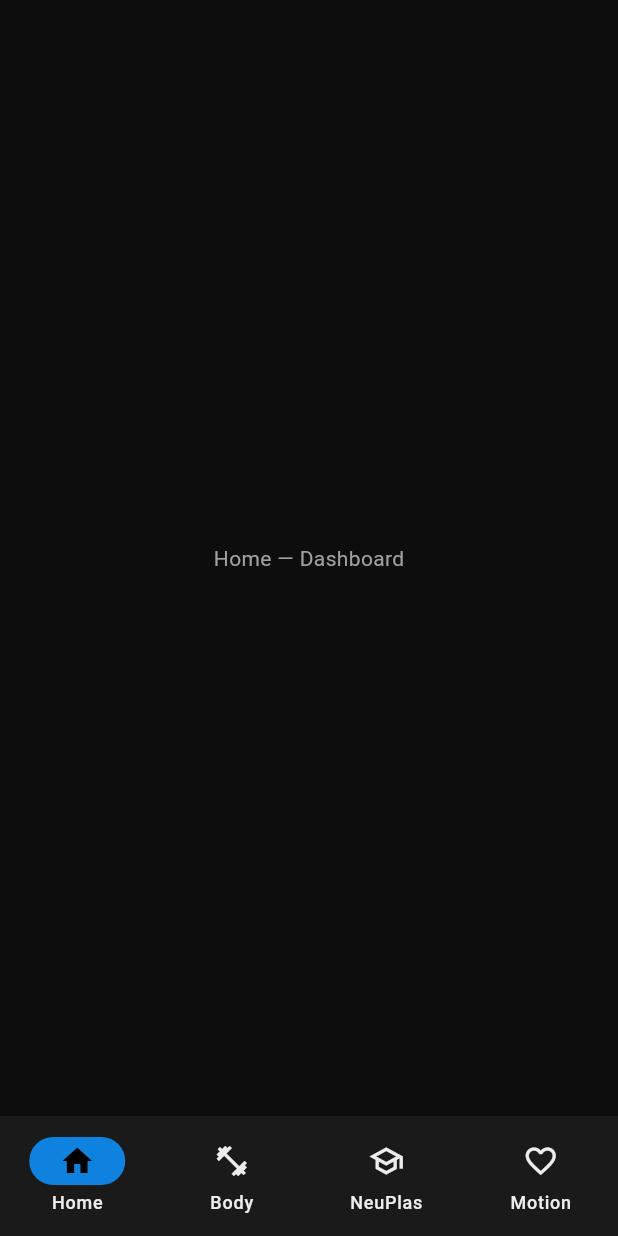
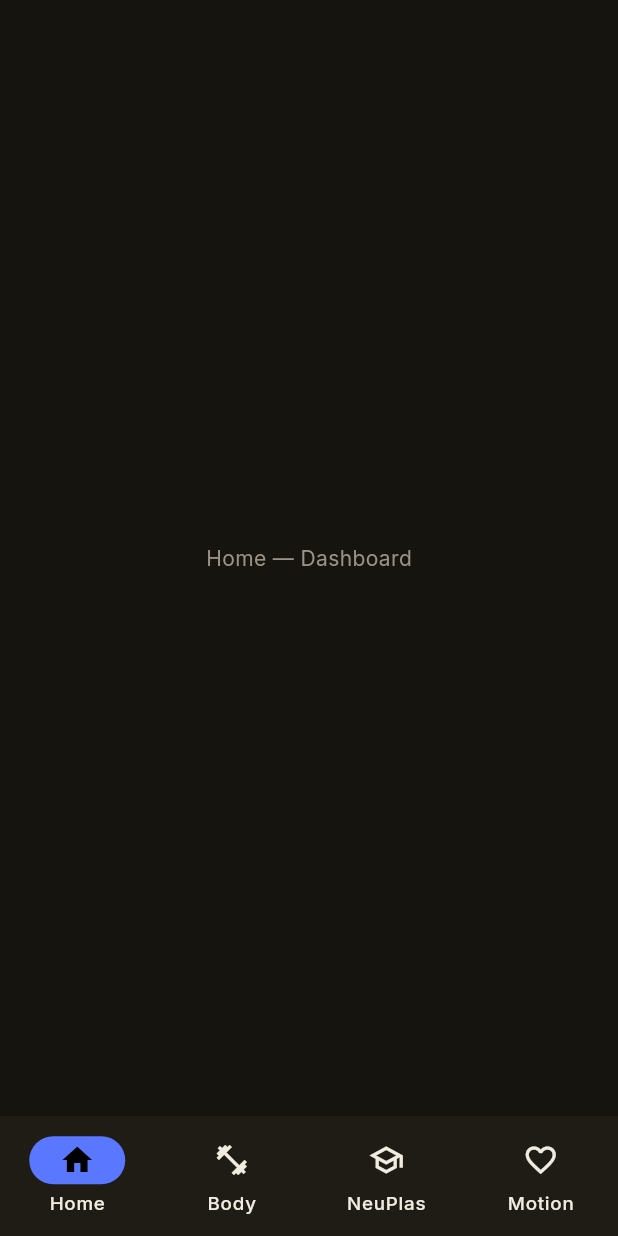
Before and after one commit to LastreWayne/Okami, a Flutter app: the screen it shows after launch, on a phone screen of 412 x 824 dp. Run offline on Flutter 3.47's test engine with Material 3 defaults, Android fonts, the phone set to English and light mode, and no system bars; our stand-ins replace google_fonts.

Commit message:
feat(theme): sumi palette, ultramarine gradient, mincho+inter type
Co-Authored-By: Claude Opus 4.8 <noreply@anthropic.com>

```diff
--- a/lib/theme/app_theme.dart
+++ b/lib/theme/app_theme.dart
@@ -1,40 +1,83 @@
 import 'package:flutter/material.dart';
+import 'package:google_fonts/google_fonts.dart';
 
 class AppColors {
-  static const Color background = Color(0xFF0D0D0D);
-  static const Color surface = Color(0xFF1A1A1A);
-  static const Color primary = Color.fromARGB(255, 33, 41, 157);
-  static const Color secondary = Color.fromARGB(255, 15, 129, 222);
-  static const Color silver = Color(0xFFD9D9D9);
-  static const Color textPrimary = Color(0xFFEDEDED);
-  static const Color textSecondary = Color(0xFFA0A0A0);
+  // Base — warm sumi
+  static const Color sumi = Color(0xFF16140F);
+  static const Color surface = Color(0xFF1F1C16);
+  static const Color hairline = Color(0xFF2E2A22);
+  // Ink
+  static const Color ink = Color(0xFFF2ECE0);
+  static const Color inkMuted = Color(0xFF9A9286);
+  static const Color inkFaint = Color(0xFF6B6459);
+  // Accent — ultramarine gradient family
+  static const Color ultramarineDeep = Color(0xFF1E2A7A);
+  static const Color ultramarine = Color(0xFF3A4ED6);
+  static const Color ultramarineBright = Color(0xFF5A78FF);
+  // Priority markers
+  static const Color priorityA = ultramarineBright;
+  static const Color priorityB = ultramarine;
+  static const Color priorityC = inkFaint;
+}
+
+class AppGradients {
+  static const LinearGradient accent = LinearGradient(
+    begin: Alignment.topLeft,
+    end: Alignment.bottomRight,
+    colors: [AppColors.ultramarineDeep, AppColors.ultramarineBright],
+  );
 }
 
 class AppTheme {
   static ThemeData get darkTheme {
+    final base = ThemeData(brightness: Brightness.dark);
+    final textTheme = GoogleFonts.interTextTheme(base.textTheme).copyWith(
+      displayLarge: GoogleFonts.shipporiMincho(
+        fontSize: 32,
+        fontWeight: FontWeight.w300,
+        letterSpacing: 8,
+        color: AppColors.ink,
+      ),
+      headlineLarge: GoogleFonts.shipporiMincho(
+        fontSize: 28,
+        fontWeight: FontWeight.w500,
+        color: AppColors.ink,
+      ),
+      titleMedium: GoogleFonts.inter(
+        fontSize: 16,
+        fontWeight: FontWeight.w600,
+        color: AppColors.ink,
+      ),
+      bodyMedium: GoogleFonts.inter(
+        fontSize: 14,
+        fontWeight: FontWeight.w400,
+        color: AppColors.inkMuted,
+      ),
+      labelMedium: GoogleFonts.inter(
+        fontSize: 12.5,
+        fontWeight: FontWeight.w500,
+        color: AppColors.inkFaint,
+      ),
+      labelLarge: GoogleFonts.inter(
+        fontSize: 13,
+        fontWeight: FontWeight.w600,
+        color: AppColors.ink,
+      ),
+    );
+
     return ThemeData(
       useMaterial3: true,
       brightness: Brightness.dark,
-      scaffoldBackgroundColor: AppColors.background,
+      scaffoldBackgroundColor: AppColors.sumi,
+      canvasColor: AppColors.sumi,
+      textTheme: textTheme,
       colorScheme: const ColorScheme.dark(
-        primary: AppColors.primary,
-        secondary: AppColors.secondary,
+        primary: AppColors.ultramarine,
+        onPrimary: AppColors.ink,
+        secondary: AppColors.ultramarineBright,
         surface: AppColors.surface,
-        onPrimary: AppColors.textPrimary,
-        onSurface: AppColors.textPrimary,
-      ),
-
-      textTheme: const TextTheme(
-        headlineLarge: TextStyle(
-          color: AppColors.textPrimary,
-          fontSize: 32,
-          fontWeight: FontWeight.bold,
-          letterSpacing: 2,
-        ),
-        bodyMedium: TextStyle(
-          color: AppColors.textSecondary,
-          fontSize: 14,
-        ),
+        onSurface: AppColors.ink,
+        error: Color(0xFFC0564B),
       ),
     );
   }
```
Also changed, not shown: 1 other file.
